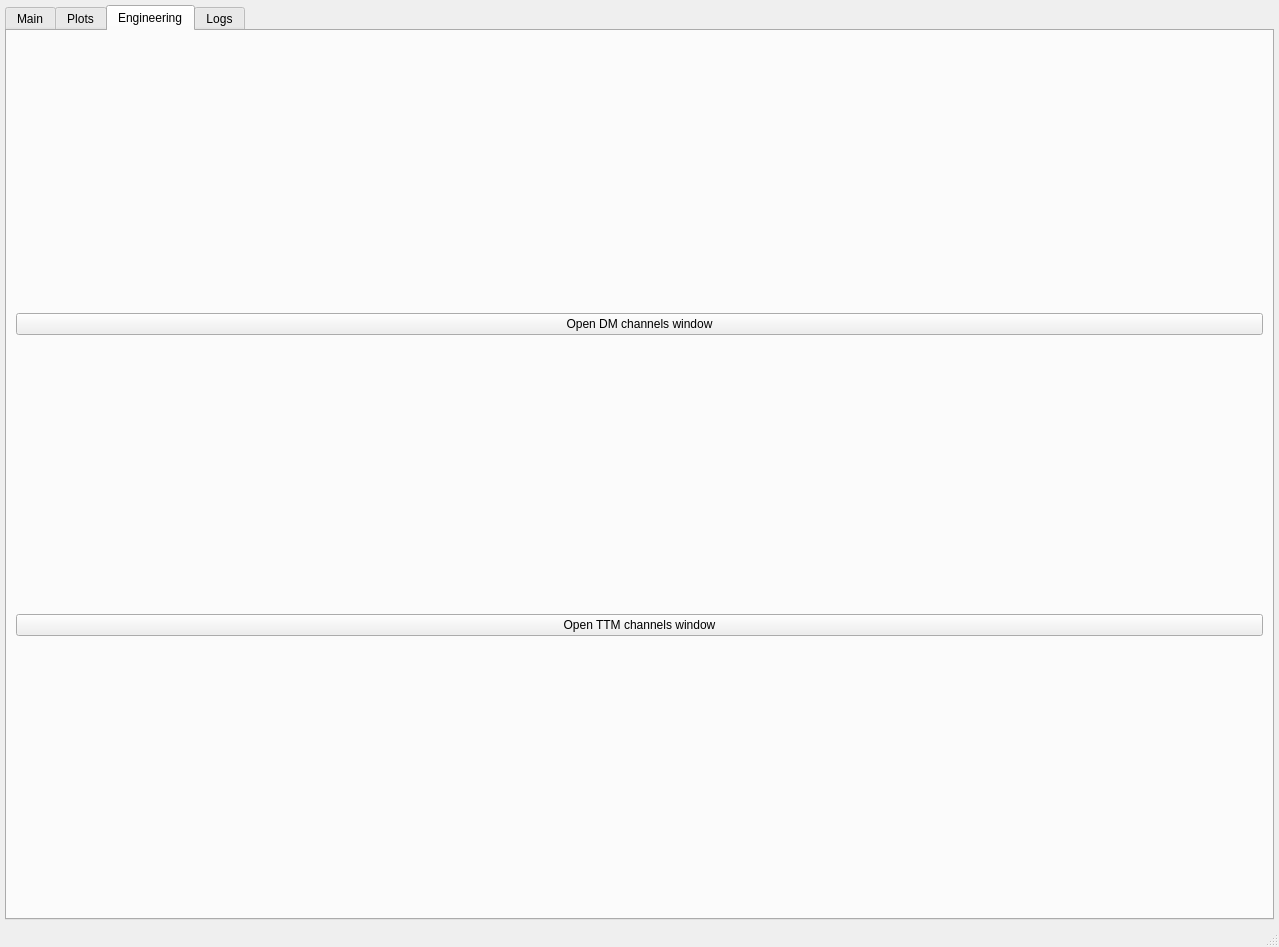
First picture: the form in guis/ui/main.ui, repository janis-hag/kalao-ics, before the edit.
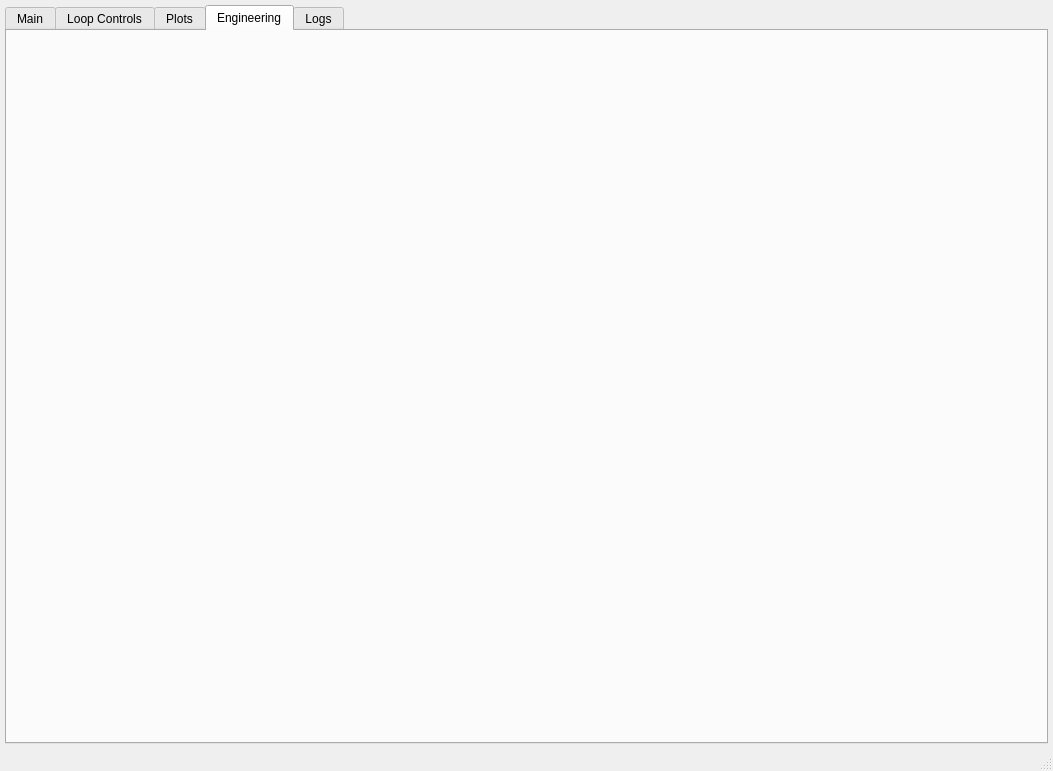
Second picture: the form after the edit. The open tabs and pages were chosen to show the change. Custom widgets are drawn as their Qt base class.

What changed in the file:
```diff
--- a/guis/ui/main.ui
+++ b/guis/ui/main.ui
@@ -6,15 +6,18 @@
    <rect>
     <x>0</x>
     <y>0</y>
-    <width>1279</width>
-    <height>947</height>
+    <width>1053</width>
+    <height>771</height>
    </rect>
   </property>
   <property name="windowTitle">
    <string>GUI - KalAO</string>
   </property>
   <widget class="QWidget" name="centralwidget">
-   <layout class="QGridLayout" name="gridLayout">
+   <layout class="QVBoxLayout" name="verticalLayout_6">
+    <property name="spacing">
+     <number>5</number>
+    </property>
     <property name="leftMargin">
      <number>5</number>
     </property>
@@ -27,10 +30,7 @@
     <property name="bottomMargin">
      <number>5</number>
     </property>
-    <property name="spacing">
-     <number>5</number>
-    </property>
-    <item row="0" column="0">
+    <item>
      <widget class="QTabWidget" name="tabwidget">
       <property name="currentIndex">
        <number>3</number>
@@ -237,6 +237,12 @@
         </item>
        </layout>
       </widget>
+      <widget class="QWidget" name="loop_tab">
+       <attribute name="title">
+        <string>Loop Controls</string>
+       </attribute>
+       <layout class="QVBoxLayout" name="verticalLayout_4"/>
+      </widget>
       <widget class="QWidget" name="plots_tab">
        <attribute name="title">
         <string>Plots</string>
@@ -260,22 +266,7 @@
        <attribute name="title">
         <string>Engineering</string>
        </attribute>
-       <layout class="QGridLayout" name="gridLayout_9">
-        <item row="0" column="0">
-         <widget class="QPushButton" name="dm_window_button">
-          <property name="text">
-           <string>Open DM channels window</string>
-          </property>
-         </widget>
-        </item>
-        <item row="1" column="0">
-         <widget class="QPushButton" name="ttm_window_button">
-          <property name="text">
-           <string>Open TTM channels window</string>
-          </property>
-         </widget>
-        </item>
-       </layout>
+       <layout class="QVBoxLayout" name="verticalLayout_5"/>
       </widget>
       <widget class="QWidget" name="logs_tab">
        <attribute name="title">
```
Left out of the diff: 200 changed lines with no effect on the pictures.
